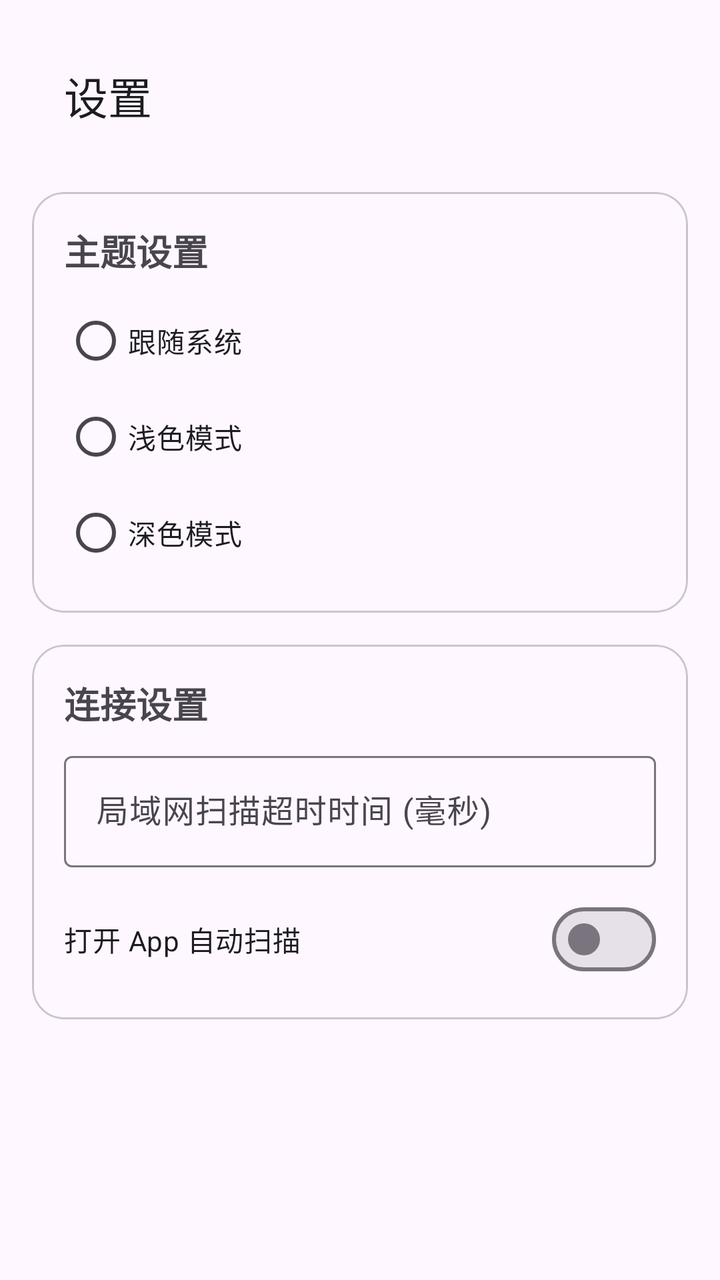
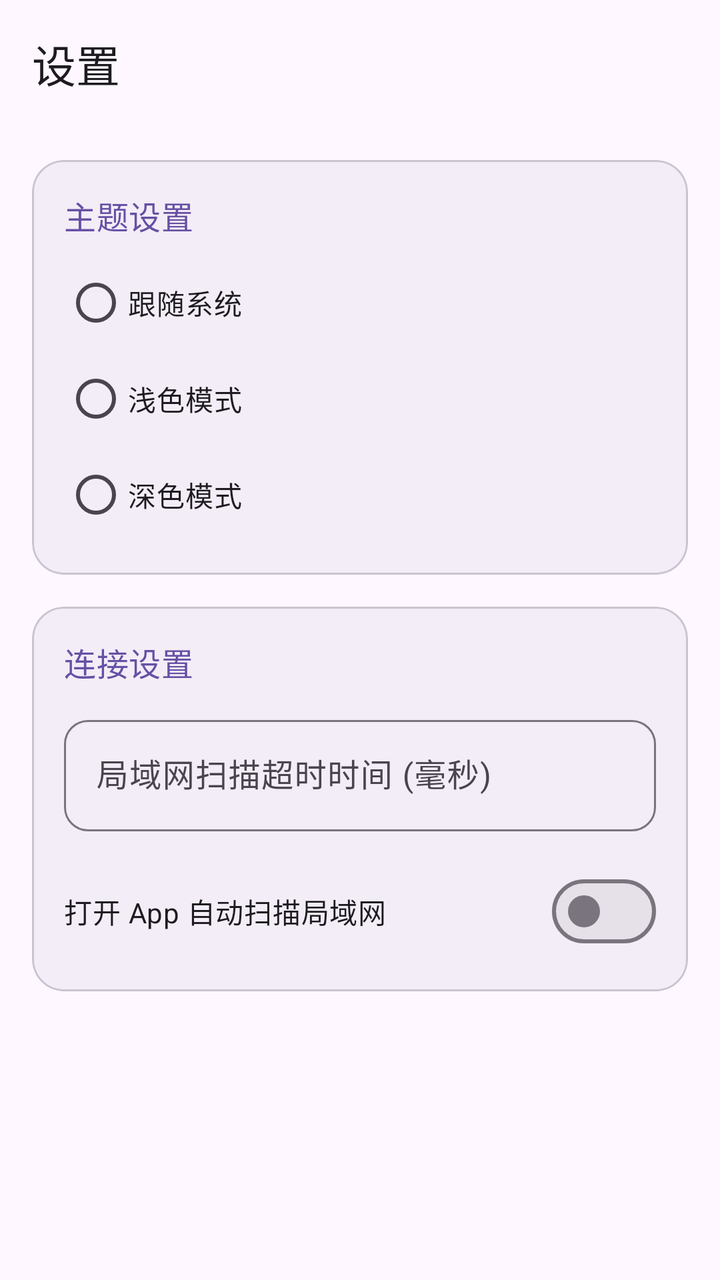

An Android layout rendered at two revisions. The XML below is the earlier revision; the diff shows what the commit changed to produce the second picture.
<!-- AndroidManifest.xml: application theme Theme.NASClient -->
<!-- res/layout/activity_settings.xml -->
<?xml version="1.0" encoding="utf-8"?>
<LinearLayout xmlns:android="http://schemas.android.com/apk/res/android"
    xmlns:app="http://schemas.android.com/apk/res-auto"
    android:layout_width="match_parent"
    android:layout_height="match_parent"
    android:orientation="vertical"
    android:padding="16dp">

    <com.google.android.material.appbar.MaterialToolbar
        android:id="@+id/toolbar"
        android:layout_width="match_parent"
        android:layout_height="?attr/actionBarSize"
        app:title="设置"
        android:layout_marginBottom="16dp"/>

    <com.google.android.material.card.MaterialCardView
        android:layout_width="match_parent"
        android:layout_height="wrap_content"
        app:cardCornerRadius="16dp"
        android:layout_marginBottom="16dp">
        <LinearLayout
            android:layout_width="match_parent"
            android:layout_height="wrap_content"
            android:orientation="vertical"
            android:padding="16dp">
            <TextView
                android:layout_width="wrap_content"
                android:layout_height="wrap_content"
                android:text="主题设置"
                android:textSize="18sp"
                android:textStyle="bold"
                android:layout_marginBottom="8dp"/>
            <RadioGroup
                android:id="@+id/themeGroup"
                android:layout_width="match_parent"
                android:layout_height="wrap_content">
                <RadioButton android:id="@+id/radioSystem" android:layout_width="match_parent" android:layout_height="wrap_content" android:text="跟随系统"/>
                <RadioButton android:id="@+id/radioLight" android:layout_width="match_parent" android:layout_height="wrap_content" android:text="浅色模式"/>
                <RadioButton android:id="@+id/radioDark" android:layout_width="match_parent" android:layout_height="wrap_content" android:text="深色模式"/>
            </RadioGroup>
        </LinearLayout>
    </com.google.android.material.card.MaterialCardView>

    <com.google.android.material.card.MaterialCardView
        android:layout_width="match_parent"
        android:layout_height="wrap_content"
        app:cardCornerRadius="16dp">
        <LinearLayout
            android:layout_width="match_parent"
            android:layout_height="wrap_content"
            android:orientation="vertical"
            android:padding="16dp">
            <TextView
                android:layout_width="wrap_content"
                android:layout_height="wrap_content"
                android:text="连接设置"
                android:textSize="18sp"
                android:textStyle="bold"
                android:layout_marginBottom="8dp"/>
            <com.google.android.material.textfield.TextInputLayout
                style="@style/Widget.Material3.TextInputLayout.OutlinedBox"
                android:layout_width="match_parent"
                android:layout_height="wrap_content"
                android:hint="局域网扫描超时时间 (毫秒)"
                android:layout_marginBottom="12dp">
                <com.google.android.material.textfield.TextInputEditText
                    android:id="@+id/etScanTimeout"
                    android:layout_width="match_parent"
                    android:layout_height="wrap_content"
                    android:inputType="number"/>
            </com.google.android.material.textfield.TextInputLayout>
            
            <com.google.android.material.materialswitch.MaterialSwitch
                android:id="@+id/switchAutoScan"
                android:layout_width="match_parent"
                android:layout_height="wrap_content"
                android:text="打开 App 自动扫描"/>
        </LinearLayout>
    </com.google.android.material.card.MaterialCardView>

</LinearLayout>
<!-- resources referenced by this layout -->
<resources>
  <style name="Theme.NASClient" parent="Theme.Material3.DayNight.NoActionBar">
          <item name="colorPrimary">#6750A4</item>
          <item name="colorOnPrimary">#FFFFFF</item>
          <item name="colorPrimaryContainer">#EADDFF</item>
          <item name="colorOnPrimaryContainer">#21005D</item>
      </style>
</resources>

<!-- the commit's change to res/layout/activity_settings.xml (unified diff, before → after) -->
@@ -1,81 +1,132 @@
 <?xml version="1.0" encoding="utf-8"?>
-<LinearLayout xmlns:android="http://schemas.android.com/apk/res/android"
+<androidx.core.widget.NestedScrollView xmlns:android="http://schemas.android.com/apk/res/android"
     xmlns:app="http://schemas.android.com/apk/res-auto"
     android:layout_width="match_parent"
     android:layout_height="match_parent"
-    android:orientation="vertical"
-    android:padding="16dp">
+    android:fillViewport="true"
+    android:background="?attr/colorSurface">
 
-    <com.google.android.material.appbar.MaterialToolbar
-        android:id="@+id/toolbar"
-        android:layout_width="match_parent"
-        android:layout_height="?attr/actionBarSize"
-        app:title="设置"
-        android:layout_marginBottom="16dp"/>
-
-    <com.google.android.material.card.MaterialCardView
+    <LinearLayout
         android:layout_width="match_parent"
         android:layout_height="wrap_content"
-        app:cardCornerRadius="16dp"
-        android:layout_marginBottom="16dp">
-        <LinearLayout
+        android:orientation="vertical"
+        android:paddingBottom="32dp">
+
+        <com.google.android.material.appbar.MaterialToolbar
+            android:id="@+id/toolbar"
+            android:layout_width="match_parent"
+            android:layout_height="?attr/actionBarSize"
+            app:title="设置" />
+
+        
+        <com.google.android.material.card.MaterialCardView
             android:layout_width="match_parent"
             android:layout_height="wrap_content"
-            android:orientation="vertical"
-            android:padding="16dp">
-            <TextView
-                android:layout_width="wrap_content"
+            android:layout_marginStart="16dp"
+            android:layout_marginTop="16dp"
+            android:layout_marginEnd="16dp"
+            app:cardCornerRadius="16dp"
+            app:cardElevation="0dp"
+            app:strokeColor="?attr/colorOutlineVariant"
+            app:strokeWidth="1dp"
+            app:cardBackgroundColor="?attr/colorSurfaceContainer">
+
+            <LinearLayout
+                android:layout_width="match_parent"
                 android:layout_height="wrap_content"
-                android:text="主题设置"
-                android:textSize="18sp"
-                android:textStyle="bold"
-                android:layout_marginBottom="8dp"/>
-            <RadioGroup
-                android:id="@+id/themeGroup"
-                android:layout_width="match_parent"
-                android:layout_height="wrap_content">
-                <RadioButton android:id="@+id/radioSystem" android:layout_width="match_parent" android:layout_height="wrap_content" android:text="跟随系统"/>
-                <RadioButton android:id="@+id/radioLight" android:layout_width="match_parent" android:layout_height="wrap_content" android:text="浅色模式"/>
-                <RadioButton android:id="@+id/radioDark" android:layout_width="match_parent" android:layout_height="wrap_content" android:text="深色模式"/>
-            </RadioGroup>
-        </LinearLayout>
-    </com.google.android.material.card.MaterialCardView>
+                android:orientation="vertical"
+                android:padding="16dp">
 
-    <com.google.android.material.card.MaterialCardView
-        android:layout_width="match_parent"
-        android:layout_height="wrap_content"
-        app:cardCornerRadius="16dp">
-        <LinearLayout
+                <TextView
+                    android:layout_width="wrap_content"
+                    android:layout_height="wrap_content"
+                    android:layout_marginBottom="8dp"
+                    android:text="主题设置"
+                    android:textAppearance="?attr/textAppearanceTitleMedium"
+                    android:textColor="?attr/colorPrimary" />
+
+                <RadioGroup
+                    android:id="@+id/themeGroup"
+                    android:layout_width="match_parent"
+                    android:layout_height="wrap_content">
+
+                    <RadioButton
+                        android:id="@+id/radioSystem"
+                        android:layout_width="match_parent"
+                        android:layout_height="wrap_content"
+                        android:minHeight="48dp"
+                        android:text="跟随系统" />
+
+                    <RadioButton
+                        android:id="@+id/radioLight"
+                        android:layout_width="match_parent"
+                        android:layout_height="wrap_content"
+                        android:minHeight="48dp"
+                        android:text="浅色模式" />
+
+                    <RadioButton
+                        android:id="@+id/radioDark"
+                        android:layout_width="match_parent"
+                        android:layout_height="wrap_content"
+                        android:minHeight="48dp"
+                        android:text="深色模式" />
+                </RadioGroup>
+            </LinearLayout>
+        </com.google.android.material.card.MaterialCardView>
+
+        
+        <com.google.android.material.card.MaterialCardView
             android:layout_width="match_parent"
             android:layout_height="wrap_content"
-            android:orientation="vertical"
-            android:padding="16dp">
-            <TextView
-                android:layout_width="wrap_content"
-                android:layout_height="wrap_content"
-                android:text="连接设置"
-                android:textSize="18sp"
-                android:textStyle="bold"
-                android:layout_marginBottom="8dp"/>
-            <com.google.android.material.textfield.TextInputLayout
-                style="@style/Widget.Material3.TextInputLayout.OutlinedBox"
+            android:layout_marginStart="16dp"
+            android:layout_marginTop="16dp"
+            android:layout_marginEnd="16dp"
+            app:cardCornerRadius="16dp"
+            app:cardElevation="0dp"
+            app:strokeColor="?attr/colorOutlineVariant"
+            app:strokeWidth="1dp"
+            app:cardBackgroundColor="?attr/colorSurfaceContainer">
+
+            <LinearLayout
                 android:layout_width="match_parent"
                 android:layout_height="wrap_content"
-                android:hint="局域网扫描超时时间 (毫秒)"
-                android:layout_marginBottom="12dp">
-                <com.google.android.material.textfield.TextInputEditText
-                    android:id="@+id/etScanTimeout"
+                android:orientation="vertical"
+                android:padding="16dp">
+
+                <TextView
+                    android:layout_width="wrap_content"
+                    android:layout_height="wrap_content"
+                    android:layout_marginBottom="12dp"
+                    android:text="连接设置"
+                    android:textAppearance="?attr/textAppearanceTitleMedium"
+                    android:textColor="?attr/colorPrimary" />
+
+                <com.google.android.material.textfield.TextInputLayout
+                    style="@style/Widget.Material3.TextInputLayout.OutlinedBox"
                     android:layout_width="match_parent"
                     android:layout_height="wrap_content"
-                    android:inputType="number"/>
-            </com.google.android.material.textfield.TextInputLayout>
-            
-            <com.google.android.material.materialswitch.MaterialSwitch
-                android:id="@+id/switchAutoScan"
-                android:layout_width="match_parent"
-                android:layout_height="wrap_content"
-                android:text="打开 App 自动扫描"/>
-        </LinearLayout>
-    </com.google.android.material.card.MaterialCardView>
+                    android:hint="局域网扫描超时时间 (毫秒)"
+                    app:boxCornerRadiusBottomEnd="12dp"
+                    app:boxCornerRadiusBottomStart="12dp"
+                    app:boxCornerRadiusTopEnd="12dp"
+                    app:boxCornerRadiusTopStart="12dp">
 
-</LinearLayout>
+                    <com.google.android.material.textfield.TextInputEditText
+                        android:id="@+id/etScanTimeout"
+                        android:layout_width="match_parent"
+                        android:layout_height="wrap_content"
+                        android:inputType="number" />
+                </com.google.android.material.textfield.TextInputLayout>
+
+                <com.google.android.material.materialswitch.MaterialSwitch
+                    android:id="@+id/switchAutoScan"
+                    android:layout_width="match_parent"
+                    android:layout_height="wrap_content"
+                    android:layout_marginTop="16dp"
+                    android:minHeight="48dp"
+                    android:text="打开 App 自动扫描局域网" />
+            </LinearLayout>
+        </com.google.android.material.card.MaterialCardView>
+
+    </LinearLayout>
+</androidx.core.widget.NestedScrollView>
